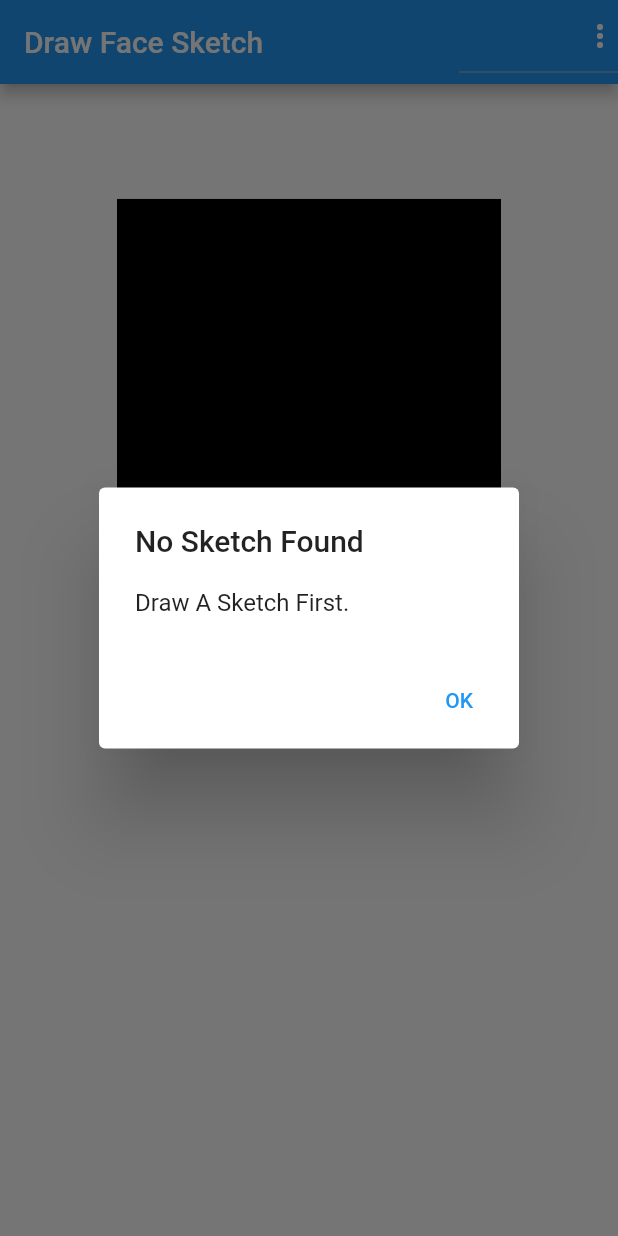
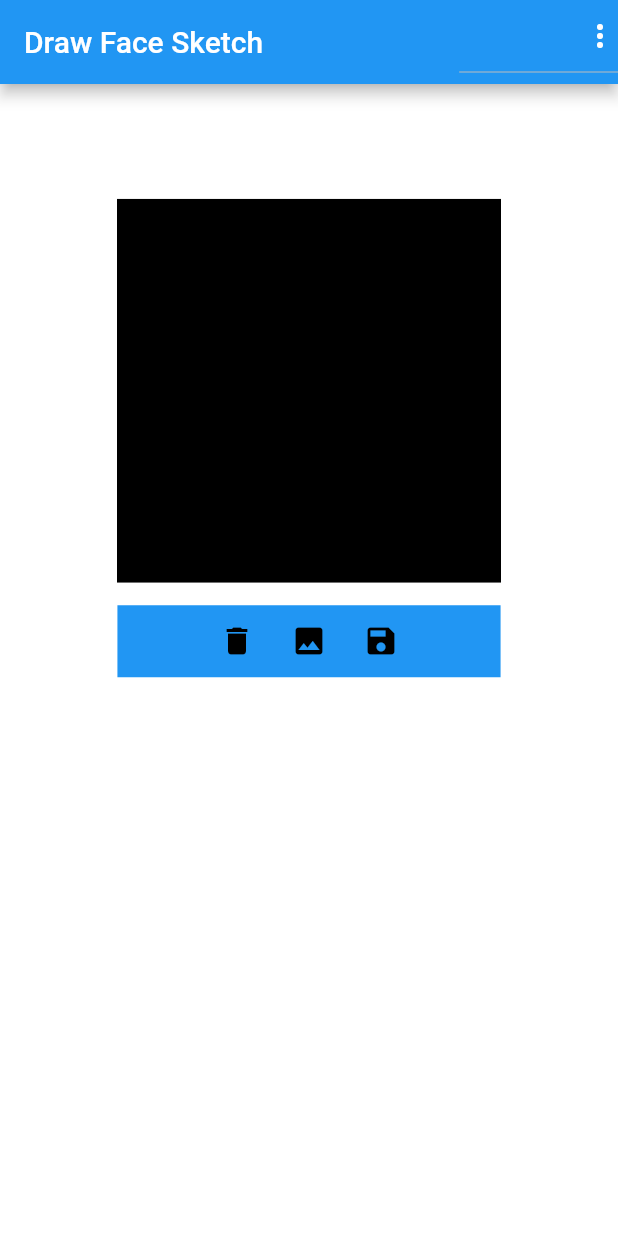
Before and after one commit to offfahad/human-face-sketch-to-real, a Flutter app: the screen it shows once a user with an empty profile is signed in, after a tap on the "save" icon, on a phone screen of 412 x 824 dp. Run offline on Flutter 3.47's test engine with Material 2 defaults, Android fonts, the phone set to English and light mode, and no system bars; our stand-ins replace cloud_firestore, file_picker, firebase_auth, image_gallery_saver, splashscreen; accounts and stored records are empty.

Commit message:
Exception-Handling

```diff
--- a/Frontend/fyp_face_generator/lib/screens/home.dart
+++ b/Frontend/fyp_face_generator/lib/screens/home.dart
@@ -20,6 +20,8 @@ class _HomeState extends State<Home> {
   Widget img1;
   bool isSavedPressed = false;
   var listBytes;
+  var sketchSavedMessage = "Sketch Image Saved To Gallary";
+  var noSketchMessage = "No Sketch Found To Save";
 
   void saveToImage(List<DrawingArea> points) async {
     final recorder = ui.PictureRecorder();
@@ -125,7 +127,7 @@ class _HomeState extends State<Home> {
     );
   }
 
-    void showImageNotSavedDialog(BuildContext context) {
+  void showImageNotSavedDialog(BuildContext context) {
     showDialog(
       context: context,
       builder: (BuildContext context) {
@@ -287,8 +289,7 @@ class _HomeState extends State<Home> {
                             Icons.image,
                             color: Colors.black,
                           ),
-                          onPressed: pickImage
-                          ),
+                          onPressed: pickImage),
                       IconButton(
                           icon: Icon(
                             Icons.save,
@@ -300,14 +301,31 @@ class _HomeState extends State<Home> {
                                 final result = ImageGallerySaver.saveImage(
                                     Uint8List.fromList(listBytes));
                                 if (result != null) {
-                                  print('Image Stored Sucessfully');
-                                  showImageSavedDialog(context);
+                                  //print('Image Stored Sucessfully');
+                                  //showImageSavedDialog(context);
+                                  Scaffold.of(context).showSnackBar(
+                                    SnackBar(
+                                      content: Text(sketchSavedMessage),
+                                      backgroundColor: Theme.of(context).primaryColor,
+                                    ),
+                                  );
                                 } else {
-                                  print('Error image is not stored');
+                                  //print('Error image is not stored');
+                                    Scaffold.of(context).showSnackBar(
+                                    SnackBar(
+                                      content: Text(noSketchMessage),
+                                      backgroundColor: Theme.of(context).primaryColor,
+                                    ),
+                                  );
                                 }
-                              }
-                              else{
-                                showImageNotSavedDialog(context);
+                              } else {
+                                //showImageNotSavedDialog(context);
+                                    Scaffold.of(context).showSnackBar(
+                                    SnackBar(
+                                      content: Text(noSketchMessage),
+                                      backgroundColor: Theme.of(context).primaryColor,
+                                    ),
+                                  );
                               }
                             });
                           })
```
